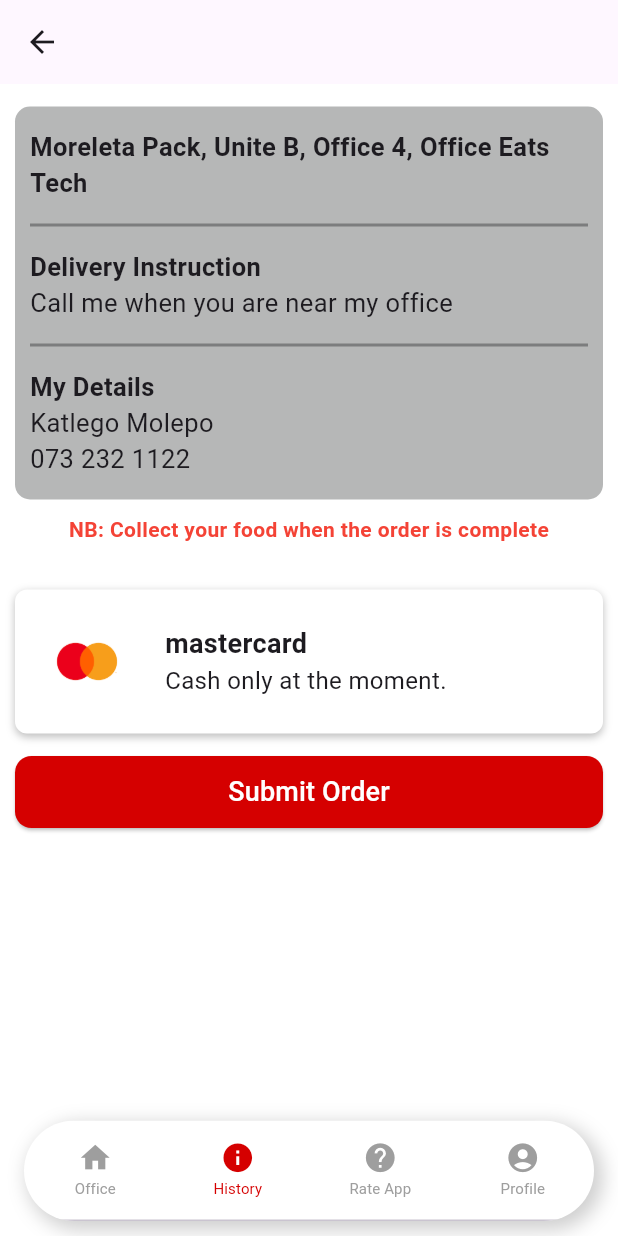
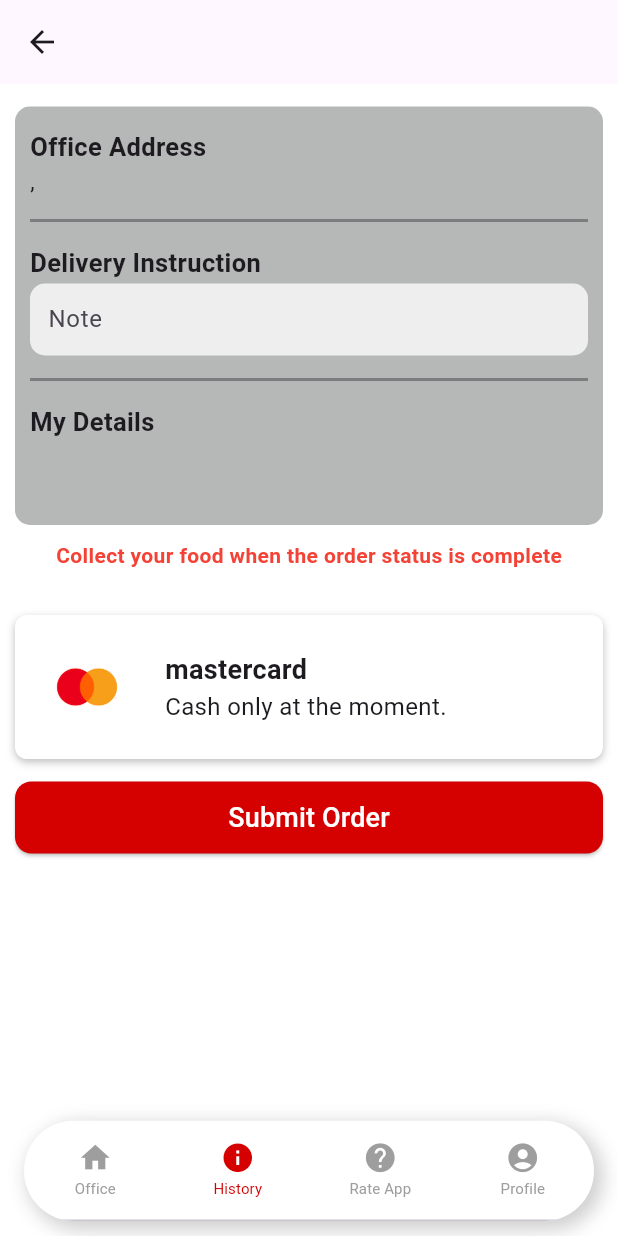
Before and after one commit to moraswi/OfficeEats, a Flutter app: the OrderReviewPage screen opened by its route, item 2 of the bottom bar chosen, after a tap on the "arrow back" icon, on a phone screen of 412 x 824 dp. Run offline on Flutter 3.47's test engine with Material 3 defaults, Android fonts, the phone set to English and light mode, and no system bars; our stand-ins replace flutter_rating_bar, shared_preferences; missing offline and left inert: dart:ffi; accounts and stored records are empty; network calls fail.

Commit message:
order reveaw

```diff
--- a/lib/components/private/home/cart_and_review/order_review.dart
+++ b/lib/components/private/home/cart_and_review/order_review.dart
@@ -4,6 +4,7 @@ import 'package:eats/shared/bottom_nav_bar.dart';
 
 import 'package:eats/http/storeApiService.dart';
 import 'package:eats/shared/app_buttons.dart';
+import 'package:shared_preferences/shared_preferences.dart';
 
 class OrderReviewPage extends StatefulWidget {
   var routeName = '/orderreview';
@@ -15,59 +16,47 @@ class OrderReviewPage extends StatefulWidget {
 class _OrderReviewPageState extends State<OrderReviewPage> {
   final StoreApiService storeService = StoreApiService();
 
-  Future<void> submitOssrder() async {
-    try {
-      int userId = 0;
-      String deliveryAddress = "ADDRESS HERE";
-      String paymentMethod = "Cash";
-      int shopId = 0;
-      String orderCode = "ORD12345"; // Example order code
-      String storeName = "My Store"; // Example store name
+  TextEditingController orderInstructionController = TextEditingController();
 
-      final items = [
-        {'foodId': 1, 'quantity': 2, 'itemPrice': 10.0},
-        {'foodId': 2, 'quantity': 1, 'itemPrice': 5.5},
-      ];
+  String getOfficeName = "";
+  String getOfficeLocation = "";
+  String getFirstName = "";
+  String getSurname = "";
+  String getPhoneNumber = "";
 
-      // Define the list of items
-      List<Map<String, dynamic>> itkems = [
-        {
-          'foodId': 1,
-          'quantity': 2,
-          'itemPrice': 10.0,
-        },
-        {
-          'foodId': 2,
-          'quantity': 1,
-          'itemPrice': 20.0,
-        },
-      ];
+   int getUserId = 0;
+   String deliveryAddress = "N/A";
+   String paymentMethod = "Cash";
+   int getStoreId = 0;
+   String getShopName = "N/A";
 
-      // Call the updated `placeOrderReq` function
-      await storeService.placeOrderReq(
-        context,
-        userId,
-        deliveryAddress,
-        paymentMethod,
-        shopId,
-        orderCode,
-        storeName,
-        items,
-      );
-    } catch (e) {
-      ScaffoldMessenger.of(context).showSnackBar(
-        SnackBar(content: Text('Order Failed: $e')),
-      );
-    }
+  @override
+  void initState() {
+    super.initState();
+    getSharedPreferenceData();
   }
 
+  // getSharedPreferenceData
+  Future<void> getSharedPreferenceData() async {
+    final prefs = await SharedPreferences.getInstance();
+
+    setState(() {
+      getOfficeName = prefs.getString('officeName') ?? "";
+      getOfficeLocation = prefs.getString('officeLocation') ?? "";
+      getFirstName = prefs.getString('firstName') ?? "";
+      getSurname = prefs.getString('lastName') ?? "";
+      getPhoneNumber = prefs.getString('phoneNumber') ?? "";
+
+      getUserId = prefs.getInt('userId') ?? 0;
+      getStoreId = prefs.getInt('storeId') ?? 0;
+      getShopName = prefs.getString('shopName') ?? "";
+
+    });
+  }
+
+  // submitOrder
   Future<void> submitOrder() async {
-    final int userId = 0;
-    final String deliveryAddress = "string";
-    final String paymentMethod = "string";
-    final int shopId = 0;
-    final String orderCode = "string";
-    final String storeName = "string";
+
 
     // Construct the items list
     final List<Map<String, dynamic>> items = [
@@ -86,12 +75,11 @@ class _OrderReviewPageState extends State<OrderReviewPage> {
     try {
       await storeService.placeOrderReq(
         context,
-        userId,
+        getUserId,
         deliveryAddress,
         paymentMethod,
-        shopId,
-        orderCode,
-        storeName,
+        getStoreId,
+        getShopName,
         items,
       );
     } catch (e) {
@@ -129,11 +117,17 @@ class _OrderReviewPageState extends State<OrderReviewPage> {
               child: Column(
                 crossAxisAlignment: CrossAxisAlignment.start,
                 children: [
-                  const Text(
-                    'Moreleta Pack, Unite B, Office 4, Office Eats Tech',
+                  Text(
+                    'Office Address',
                     style: TextStyle(
                       fontSize: 17,
                       fontWeight: FontWeight.w700,
+                    ),
+                  ),
+                  Text(
+                    '$getOfficeName, $getOfficeLocation',
+                    style: TextStyle(
+                      fontSize: 15,
                     ),
                   ),
                   Container(
@@ -150,12 +144,26 @@ class _OrderReviewPageState extends State<OrderReviewPage> {
                       fontWeight: FontWeight.w700,
                     ),
                   ),
-                  const Text(
-                    'Call me when you are near my office',
-                    style: TextStyle(
-                      fontSize: 17,
+                  SizedBox(height: 2,),
+                  TextFormField(
+                    controller: orderInstructionController,
+                    decoration: InputDecoration(
+                      hintText: 'Note',
+                      border: OutlineInputBorder(
+                        borderRadius: BorderRadius.circular(10.0),
+                        borderSide: BorderSide.none,
+                      ),
+                      filled: true,
+                      fillColor: Colors.grey[200],
+                      contentPadding: const EdgeInsets.all(8),
                     ),
                   ),
+                  // const Text(
+                  //   'Call me when you are near my office',
+                  //   style: TextStyle(
+                  //     fontSize: 15,
+                  //   ),
+                  // ),
                   Container(
                     margin: EdgeInsets.fromLTRB(0, 15, 0, 15),
                     height: 2,
@@ -170,16 +178,16 @@ class _OrderReviewPageState extends State<OrderReviewPage> {
                       fontWeight: FontWeight.w700,
                     ),
                   ),
-                  const Text(
-                    'Katlego Molepo',
-                    style: TextStyle(
-                      fontSize: 17,
+                  Text(
+                    '$getFirstName $getSurname',
+                    style: const TextStyle(
+                      fontSize: 15,
                     ),
                   ),
-                  const Text(
-                    '073 232 1122',
-                    style: TextStyle(
-                      fontSize: 17,
+                  Text(
+                    getPhoneNumber,
+                    style: const TextStyle(
+                      fontSize: 15,
                     ),
                   ),
                 ],
@@ -188,7 +196,7 @@ class _OrderReviewPageState extends State<OrderReviewPage> {
             const SizedBox(height: 10),
 
             Text(
-              'NB: Collect your food when the order is complete',
+              'Collect your food when the order status is complete',
               style: TextStyle(color: Colors.red, fontWeight: FontWeight.bold),
             ),
             const SizedBox(height: 30),
--- a/lib/components/private/home/offices/offices.dart
+++ b/lib/components/private/home/offices/offices.dart
@@ -226,6 +226,8 @@ class _OfficePageState extends State<OfficePage> {
                             await prefs.setInt('officeId', office['id']);
                             await prefs.setString(
                                 'officeName', office['officeName']);
+                            await prefs.setString(
+                                'officeLocation', office['officeLocation']);
                             await prefs.setInt('categoryId', 0);
 
                             Navigator.of(context).pushNamedAndRemoveUntil(
--- a/lib/components/private/profile/my_profile.dart
+++ b/lib/components/private/profile/my_profile.dart
@@ -200,11 +200,6 @@ class _MyProfileState extends State<MyProfile> {
         getOfficePacks = response;
       });
     } catch (e) {
-      // setState(() {});
-      // ScaffoldMessenger.of(context).showSnackBar(
-      //   SnackBar(content: Text('Get offices failed: $e')),
-      // );
-
       print("failed");
     }
   }
--- a/lib/http/shared/apiService.dart
+++ b/lib/http/shared/apiService.dart
@@ -84,7 +84,6 @@ class ApiService {
     String deliveryAddress,
     String paymentMethod,
     int shopId,
-    String orderCode,
     String storeName,
     List<Map<String, dynamic>> items, // Pass items as a parameter
   ) async {
@@ -94,7 +93,6 @@ class ApiService {
       'deliveryAddress': deliveryAddress,
       'paymentMethod': paymentMethod,
       'shopId': shopId,
-      'orderCode': orderCode,
       'storeName': storeName,
       'items': items, // Add items dynamically
     };
```
Also changed, not shown: lib/components/private/home/cart_and_review/cart_screen.dart (+117 -123 lines), lib/components/private/home/menu/menu_screen.dart (+161 -155 lines), lib/http/storeApiService.dart (+0 -9 lines).
